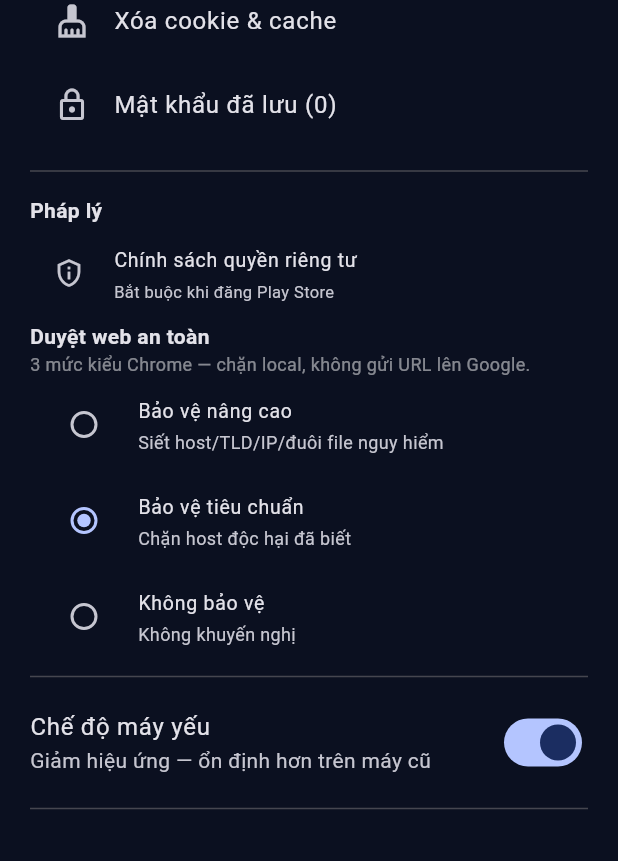
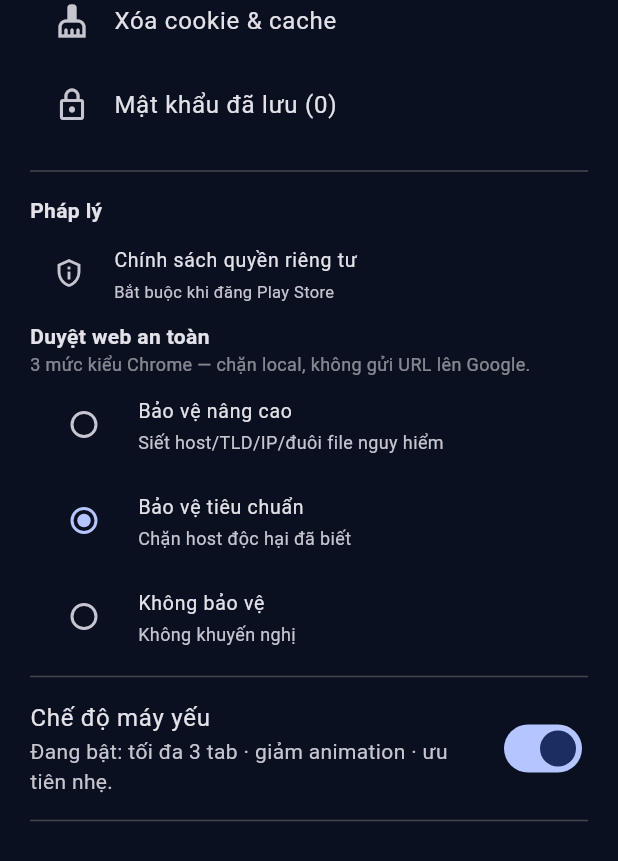
Before and after one commit to BachDaThan/K-nh, a Flutter app: the SettingsSheet widget shown alone on an empty page, opened directly with empty values, scrolled down 1652 dp, after a tap on "Chế độ máy yếu", on a phone screen of 412 x 824 dp. Shown: the top 861 px of the screen. Run offline on Flutter 3.47's test engine with Material 3 defaults, Android fonts, the light colour scheme and no system bars; our stand-ins replace connectivity_plus, file_picker, firebase_auth, firebase_core, firebase_database, flutter_secure_storage and 7 more; missing offline and left inert: cryptography, installed_apps, webview_flutter_android; accounts and stored records are empty; network calls fail.

Commit message:
Fix build: export ${at} interpolation + duplicate low-end subtitle

```diff
--- a/lib/browser/widgets/settings_sheet.dart
+++ b/lib/browser/widgets/settings_sheet.dart
@@ -479,9 +479,8 @@ class _SettingsSheetState extends State<SettingsSheet> {
             SwitchListTile(
               contentPadding: EdgeInsets.zero,
               title: const Text('Chế độ máy yếu'),
-              subtitle: const Text('Giảm hiệu ứng — ổn định hơn trên máy cũ'),
+              subtitle: Text(performanceService.descriptionVi),
               value: performanceService.lowEndMode,
-              subtitle: Text(performanceService.descriptionVi),
               onChanged: (v) async {
                 await performanceService.setLowEnd(v);
                 setState(() {});
--- a/lib/services/data_export_service.dart
+++ b/lib/services/data_export_service.dart
@@ -65,7 +65,7 @@ class DataExportService {
           ..writeln()
           ..writeln(body)
           ..writeln()
-          ..writeln('_$at_')
+          ..writeln('_${at}_')
           ..writeln()
           ..writeln('---')
           ..writeln();
--- a/pubspec.yaml
+++ b/pubspec.yaml
@@ -2,7 +2,7 @@ name: kinh
 description: "Kính - Trình duyệt Dashboard All-in-One, minh bạch và riêng tư."
 publish_to: 'none'
 
-version: 0.14.2+47
+version: 0.14.3+48
 
 environment:
   sdk: '>=3.3.0 <4.0.0'
--- a/version.json
+++ b/version.json
@@ -1,6 +1,6 @@
 {
-  "version": "0.14.2",
+  "version": "0.14.3",
   "apk_url": "https://github.com/BachDaThan/K-nh/releases/download/latest/Kinh.apk",
   "exe_url": "https://github.com/BachDaThan/K-nh/releases/download/latest/Kinh-Windows.zip",
-  "changelog": "Docs: PROGRESS, PRIVACY, FAQ đầy đủ trở lại (2 nhóm Cộng đồng, local vs cloud)"
+  "changelog": "Fix build: notes export interpolation + duplicate SwitchListTile subtitle"
 }
```
Also changed, not shown: 1 other file.
